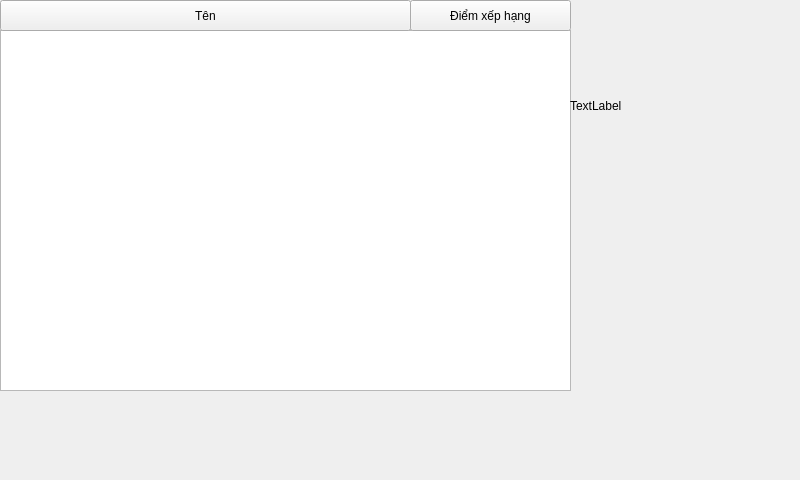
ledong2512/QtOAQ, file untitled/mainwindow.ui: the form before one commit.
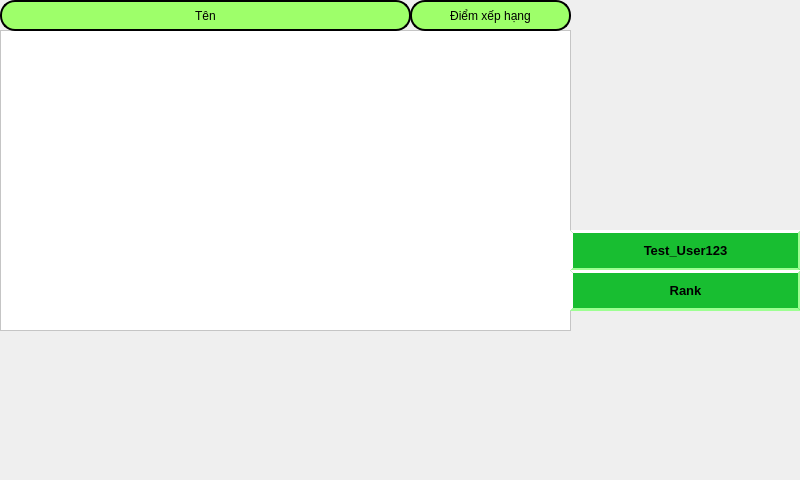
The form after the commit. The open tabs and pages were chosen to show the change. Icons and pictures are not drawn.

Diff of the .ui file:
```diff
--- a/untitled/mainwindow.ui
+++ b/untitled/mainwindow.ui
@@ -32,6 +32,9 @@
       <height>481</height>
      </rect>
     </property>
+    <property name="styleSheet">
+     <string notr="true"/>
+    </property>
     <property name="currentIndex">
      <number>1</number>
     </property>
@@ -182,18 +185,60 @@
      </widget>
     </widget>
     <widget class="QWidget" name="page_3">
+     <property name="styleSheet">
+      <string notr="true">QPushButton{
+ border:2px solid black;
+border-radius: 15px;
+background:rgb(158, 255, 106)
+}
+
+QPushButton:hover {
+  background-color: #3e8e41;
+  box-shadow: 0 5px #666;
+  transform: translateY(4px);
+}
+QPushButton:pressed {
+  background-color:rgb(158, 255, 106) ;
+  
+}</string>
+     </property>
      <widget class="QListWidget" name="listWidget">
       <property name="geometry">
        <rect>
         <x>0</x>
         <y>30</y>
         <width>571</width>
-        <height>361</height>
+        <height>301</height>
        </rect>
       </property>
       <property name="styleSheet">
-       <string notr="true">#listaWidget{
-background:#33CC33;
+       <string notr="true">#listWidget{
+background:white
+}
+QScrollBar:vertical {
+border: 2px solid grey;
+}
+QScrollBar:vertical {
+    border: 2px solid grey;
+    background: rgb(158, 255, 106)
+
+
+}
+QScrollBar::handle:vertical {
+    background: white;
+    min-height: 20px;
+}
+QScrollBar::add-line:vertical {
+    border: 2px solid grey;
+    background: rgb(158, 255, 106);
+    height: 20px;
+}
+
+QScrollBar::sub-line:vertical {
+    border: 2px solid grey;
+    background: rgb(158, 255, 106);
+    height: 20px;
+
 }</string>
       </property>
      </widget>
@@ -206,6 +251,15 @@
         <height>31</height>
        </rect>
       </property>
+      <property name="focusPolicy">
+       <enum>Qt::NoFocus</enum>
+      </property>
+      <property name="styleSheet">
+       <string notr="true">QPushButton{
+ border:2px solid black;
+border-radius: 15px;
+}</string>
+      </property>
       <property name="text">
        <string>Tên</string>
       </property>
@@ -229,7 +283,7 @@
         <x>570</x>
         <y>0</y>
         <width>231</width>
-        <height>211</height>
+        <height>231</height>
        </rect>
       </property>
       <property name="styleSheet">
@@ -238,7 +292,68 @@
 }</string>
       </property>
       <property name="text">
-       <string>TextLabel</string>
+       <string/>
+      </property>
+     </widget>
+     <widget class="QLabel" name="label_name">
+      <property name="geometry">
+       <rect>
+        <x>570</x>
+        <y>230</y>
+        <width>231</width>
+        <height>41</height>
+       </rect>
+      </property>
+      <property name="font">
+       <font>
+        <pointsize>10</pointsize>
+        <weight>75</weight>
+        <bold>true</bold>
+       </font>
+      </property>
+      <property name="styleSheet">
+       <string notr="true">#label_name{
+ border:3px outset rgb(157, 255, 146);
+background:rgb(24, 190, 49);
+color:black}</string>
+      </property>
+      <property name="text">
+       <string>Test_User123</string>
+      </property>
+      <property name="scaledContents">
+       <bool>false</bool>
+      </property>
+      <property name="alignment">
+       <set>Qt::AlignCenter</set>
+      </property>
+     </widget>
+     <widget class="QLabel" name="label_rank">
+      <property name="geometry">
+       <rect>
+        <x>570</x>
+        <y>270</y>
+        <width>231</width>
+        <height>41</height>
+       </rect>
+      </property>
+      <property name="font">
+       <font>
+        <pointsize>10</pointsize>
+        <weight>75</weight>
+        <bold>true</bold>
+       </font>
+      </property>
+      <property name="styleSheet">
+       <string notr="true">#label_rank{
+ border:3px outset rgb(157, 255, 146);
+background:rgb(24, 190, 49)
+}</string>
+      </property>
+      <property name="text">
+       <string>Rank</string>
+      </property>
+      <property name="alignment">
+       <set>Qt::AlignCenter</set>
       </property>
      </widget>
     </widget>
```
Left out of the diff: 112 changed lines with no effect on the pictures.
